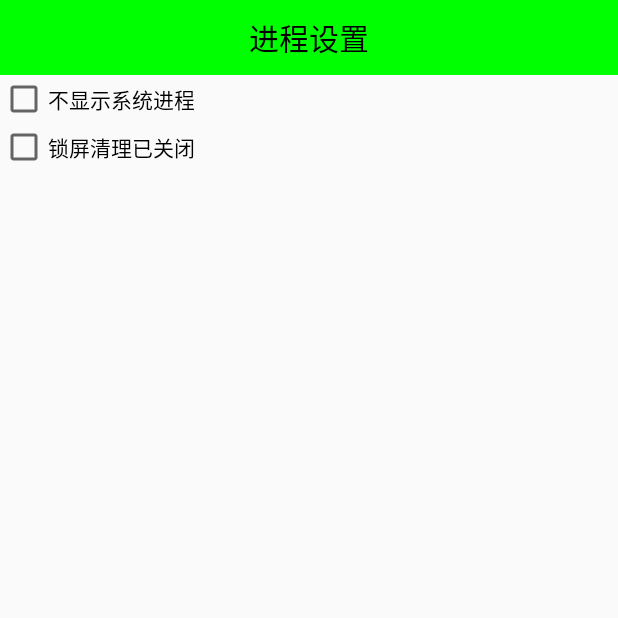
After one commit to liuqi2016/mobilesafe, an Android app: the ProccessSetting screen opened directly, with no data from a screen before it, on a phone screen of 412 x 824 dp, the top half of it. The commit adds this screen. Run offline under Robolectric (Android 15) with nearby library versions, the phone set to English and light mode, and no system bars.

Commit message:
2016.11.20

```diff
--- /dev/null
+++ b/app/src/main/java/event/study/liuqi/mobilesafe/activity/ProccessSetting.java
@@ -0,0 +1,80 @@
+package event.study.liuqi.mobilesafe.activity;
+
+import android.app.Activity;
+import android.app.ActivityManager;
+import android.content.Intent;
+import android.os.Bundle;
+import android.widget.CheckBox;
+import android.widget.CompoundButton;
+
+import event.study.liuqi.mobilesafe.R;
+import event.study.liuqi.mobilesafe.service.AutoKillService;
+import event.study.liuqi.mobilesafe.utils.ConstansValue;
+import event.study.liuqi.mobilesafe.utils.ServiceUtils;
+import event.study.liuqi.mobilesafe.utils.SpUtils;
+
+/**
+ * Created by liuqi on 2016/11/20.
+ */
+public class ProccessSetting extends Activity implements CompoundButton.OnCheckedChangeListener {
+
+    private CheckBox cb_screen_off_clean;
+    private CheckBox cb_show_system_proccess;
+
+    @Override
+    protected void onCreate(Bundle savedInstanceState) {
+        super.onCreate(savedInstanceState);
+        setContentView(R.layout.activity_proccess_setting);
+        initUI();
+    }
+
+    private void initUI() {
+        cb_show_system_proccess = (CheckBox) findViewById(R.id.cb_show_system_proccess);
+        //注册事件
+        cb_show_system_proccess.setOnCheckedChangeListener(this);
+        cb_screen_off_clean = (CheckBox) findViewById(R.id.cb_screen_off_clean);
+        cb_screen_off_clean.setOnCheckedChangeListener(this);
+        Boolean isshow = SpUtils.getboolean(getApplicationContext(), ConstansValue.SHOWSYSTEMPROCCESS, false);
+        //回显
+        cb_show_system_proccess.setChecked(isshow);
+        if (isshow) {
+            cb_show_system_proccess.setText("显示系统进程");
+        } else {
+            cb_show_system_proccess.setText("不显示系统进程");
+        }
+        boolean serviceRunning = ServiceUtils.isServiceRunning(getApplicationContext(), "event.study.liuqi.mobilesafe.service.AutoKillService");
+        cb_screen_off_clean.setChecked(serviceRunning);
+        if(serviceRunning){
+            cb_screen_off_clean.setText("锁屏清理已开启");
+        }else{
+            cb_screen_off_clean.setText("锁屏清理已关闭");
+        }
+    }
+
+    @Override
+    public void onCheckedChanged(CompoundButton buttonView, boolean isChecked) {
+        switch (buttonView.getId()) {
+            case R.id.cb_show_system_proccess:
+                //记录状态
+                SpUtils.putboolean(getApplicationContext(), ConstansValue.SHOWSYSTEMPROCCESS, isChecked);
+                if (isChecked) {
+                    cb_show_system_proccess.setText("显示系统进程");
+                } else {
+                    cb_show_system_proccess.setText("不显示系统进程");
+                }
+                break;
+            case R.id.cb_screen_off_clean:
+                Intent intent = new Intent(ProccessSetting.this, AutoKillService.class);
+                if (isChecked) {
+                    //开启锁屏清理服务
+                    startService(intent);
+                    cb_screen_off_clean.setText("锁屏清理已开启");
+                } else {
+                    //关闭锁屏清理服务
+                    stopService(intent);
+                    cb_screen_off_clean.setText("锁屏清理已关闭");
+                    break;
+                }
+        }
+    }
+}
--- a/app/src/main/java/event/study/liuqi/mobilesafe/utils/ConstansValue.java
+++ b/app/src/main/java/event/study/liuqi/mobilesafe/utils/ConstansValue.java
@@ -28,6 +28,10 @@ public class ConstansValue {
      */
     public static final String SHOWSYSTEMPROCCESS ="showsystemproccess" ;
     /**
+     * 快捷方式
+     */
+    public static final String SHORTCUT = "shortcut";
+    /**
      * 判断sim卡的绑定状态
      */
     public static String SIMNUMBER ="simnumber" ;
--- /dev/null
+++ b/app/src/main/res/layout/activity_proccess_setting.xml
@@ -0,0 +1,20 @@
+<?xml version="1.0" encoding="utf-8"?>
+<LinearLayout xmlns:android="http://schemas.android.com/apk/res/android"
+    android:orientation="vertical" android:layout_width="match_parent"
+    android:layout_height="match_parent">
+    <TextView
+   style="@style/TitleStyle"
+        android:text="进程设置"
+    />
+    <CheckBox
+        android:id="@+id/cb_show_system_proccess"
+        android:text="显示系统进程"
+        android:layout_width="match_parent"
+        android:layout_height="wrap_content" />
+    <CheckBox
+        android:id="@+id/cb_screen_off_clean"
+        android:text="锁屏清理已关闭"
+        android:layout_width="match_parent"
+        android:layout_height="wrap_content" />
+
+</LinearLayout>
```
Also changed, not shown: app/src/main/java/event/study/liuqi/mobilesafe/activity/SplashActivity.java (+34 -0 lines), app/src/main/java/event/study/liuqi/mobilesafe/service/AutoKillService.java (added, +68 -0 lines).
